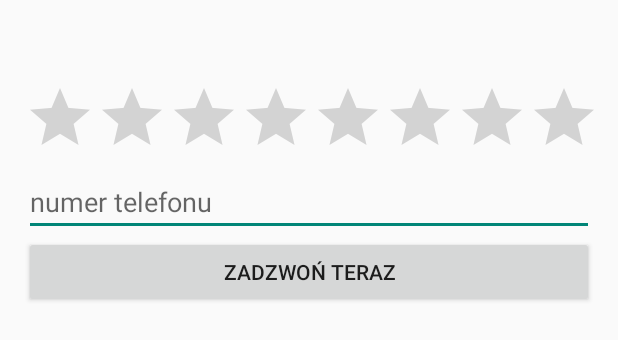
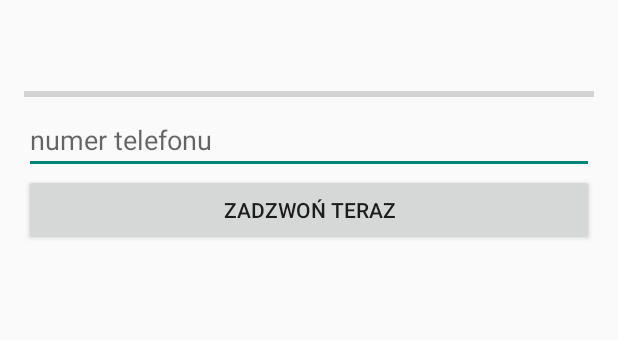
Before and after one commit to michkrol/MichalAndroid, an Android app: the layout activity_second.xml on its own in the app's theme, with its tools: preview values and no code run, on a phone screen of 412 x 824 dp. Shown: the top 340 px of the screen. Run offline under Robolectric (Android 15) with nearby library versions, the phone set to English and light mode, and no system bars.

```diff
--- a/app/src/main/res/layout/activity_second.xml
+++ b/app/src/main/res/layout/activity_second.xml
@@ -21,14 +21,14 @@
         android:layout_below="@+id/powitanie"
         />
 
-    <RatingBar
+    <ProgressBar
         android:id="@+id/pasek"
         android:layout_width="match_parent"
         android:layout_height="wrap_content"
         android:layout_below="@+id/sila"
-        android:isIndicator="true"
+        style="?android:progressBarStyleHorizontal"
         android:max="12"
-        android:numStars="6"
+        android:indeterminate="false"
         />
 
     <EditText
```
Also changed, not shown: app/src/main/java/com/example/student7/michal/SecondActivity.java (+2 -5 lines), 2 other files.
